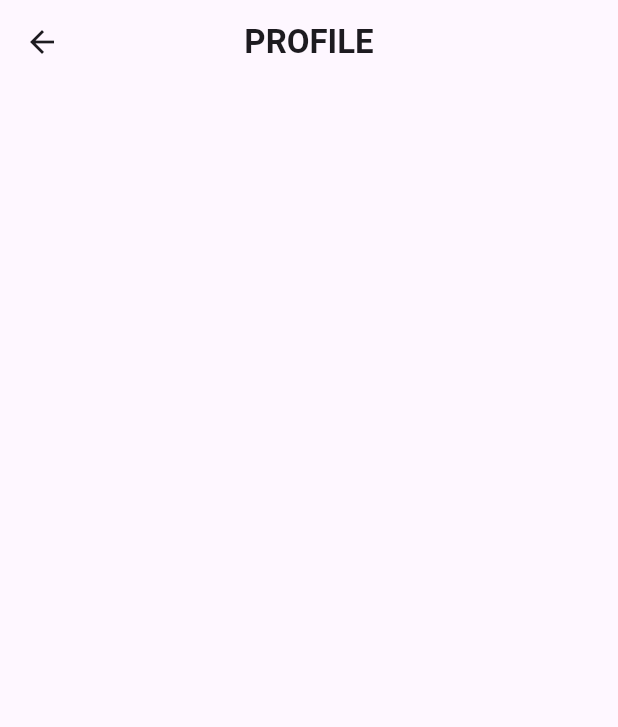
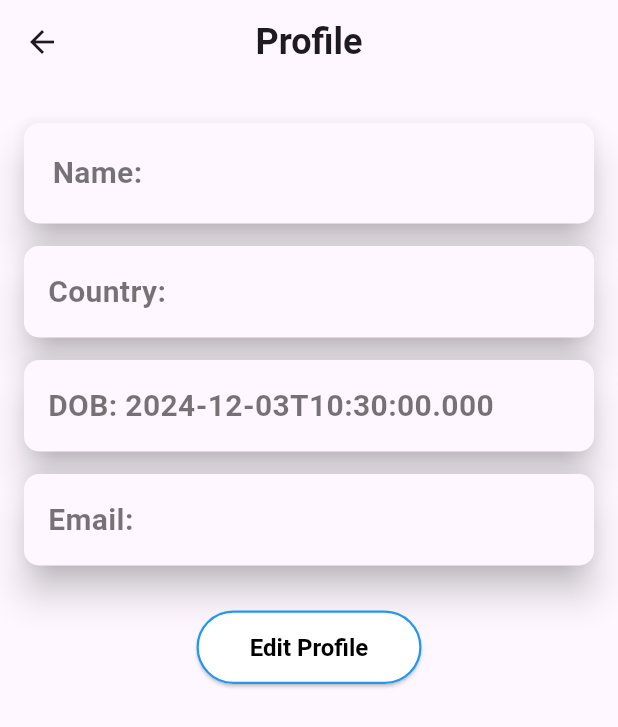
Before and after one commit to ashish32A/NewsHub-App, a Flutter app: the setting screen opened directly, after a tap on "Profile", on a phone screen of 412 x 824 dp. Shown: the top 727 px of the screen. Run offline on Flutter 3.47's test engine with Material 3 defaults, Android fonts, the phone set to English and light mode, and no system bars; our stand-ins replace cached_network_image, cloud_firestore, firebase_auth, firebase_core, fluttertoast, get and 1 more; accounts and stored records are empty.

Commit message:
"Updated NewsController API endpoint, refactored AboutUs and PrivacyPolicy pages to use Scaffold and AppBar, and modified setting page navigation."

```diff
--- a/lib/Controller/newsController.dart
+++ b/lib/Controller/newsController.dart
@@ -42,7 +42,7 @@ class Newscontroller extends GetxController {
   Future<void> getNewsForyou() async {
     isNewsForyouLoading.value = true;
     var baseUrl =
-        "https://newsapi.org/v2/everything?q=apple&from=2024-12-01&to=2024-12-02&sortBy=popularity&apiKey=77e1dcb3c1d04dc8b607128688e697a2";
+        "https://newsapi.org/v2/everything?q=apple&from=2024-12-02&to=2024-12-04&sortBy=popularity&apiKey=77e1dcb3c1d04dc8b607128688e697a2";
     try {
       var response = await http.get(Uri.parse(baseUrl));
       if (response.statusCode == 200) {
--- a/lib/Pages/bookmark/bookmark.dart
+++ b/lib/Pages/bookmark/bookmark.dart
@@ -12,7 +12,11 @@ class PersonalBookmarks extends StatelessWidget {
     return Scaffold(
       // Add a Scaffold here
       appBar: AppBar(
-        title: Text('My Bookmarks'),
+        centerTitle: true,
+        title: const Text(
+          'My Bookmarked',
+          style: TextStyle(fontSize: 24, fontWeight: FontWeight.bold),
+        ),
       ),
       body: StreamBuilder<List<Map<String, dynamic>>>(
         stream: _bookmarkController.getUserBookmarks(),
--- /dev/null
+++ b/lib/Pages/widgets/profilePage.dart
@@ -0,0 +1,229 @@
+import 'package:flutter/material.dart';
+import 'package:cloud_firestore/cloud_firestore.dart';
+import 'package:firebase_auth/firebase_auth.dart';
+
+class ProfilePage extends StatefulWidget {
+  @override
+  _ProfilePageState createState() => _ProfilePageState();
+}
+
+class _ProfilePageState extends State<ProfilePage> {
+  final FirebaseAuth _auth = FirebaseAuth.instance;
+  final FirebaseFirestore _firestore = FirebaseFirestore.instance;
+
+  late User? user;
+  Map<String, dynamic> userProfile = {};
+
+  @override
+  void initState() {
+    super.initState();
+    user = _auth.currentUser;
+    _loadUserProfile();
+  }
+
+  void _loadUserProfile() async {
+    if (user != null) {
+      final doc = await _firestore.collection('users').doc(user!.uid).get();
+      setState(() {
+        userProfile = doc.data() ?? {};
+      });
+    }
+  }
+
+  void _editProfile() async {
+    final TextEditingController nameController =
+        TextEditingController(text: userProfile['name']);
+    final TextEditingController countryController =
+        TextEditingController(text: userProfile['country']);
+    final TextEditingController dobController =
+        TextEditingController(text: userProfile['dob']);
+
+    await showDialog(
+      context: context,
+      builder: (context) {
+        return AlertDialog(
+          title: const Text("Edit Profile"),
+          content: Column(
+            mainAxisSize: MainAxisSize.min,
+            children: [
+              TextField(
+                controller: nameController,
+                decoration: const InputDecoration(labelText: "Name"),
+              ),
+              TextField(
+                controller: countryController,
+                decoration: const InputDecoration(labelText: "Country"),
+              ),
+              TextField(
+                controller: dobController,
+                decoration: const InputDecoration(
+                  labelText: "Date of Birth (YYYY-MM-DD)",
+                ),
+                onTap: () async {
+                  FocusScope.of(context)
+                      .requestFocus(FocusNode()); // Hide keyboard
+                  DateTime? pickedDate = await showDatePicker(
+                    context: context,
+                    initialDate: DateTime.parse(userProfile['dob']),
+                    firstDate: DateTime(1900),
+                    lastDate: DateTime.now(),
+                  );
+                  if (pickedDate != null) {
+                    dobController.text =
+                        "${pickedDate.year}-${pickedDate.month.toString().padLeft(2, '0')}-${pickedDate.day.toString().padLeft(2, '0')}";
+                  }
+                },
+              ),
+            ],
+          ),
+          actions: [
+            TextButton(
+              onPressed: () => Navigator.pop(context),
+              child: const Text("Cancel"),
+            ),
+            ElevatedButton(
+              onPressed: () async {
+                await _firestore.collection('users').doc(user!.uid).update({
+                  'name': nameController.text,
+                  'country': countryController.text,
+                  'dob': dobController.text,
+                });
+                setState(() {
+                  userProfile['name'] = nameController.text;
+                  userProfile['country'] = countryController.text;
+                  userProfile['dob'] = dobController.text;
+                });
+                ScaffoldMessenger.of(context).showSnackBar(
+                  const SnackBar(content: Text("Profile Updated")),
+                );
+                Navigator.pop(context);
+              },
+              child: const Text("Save"),
+            ),
+          ],
+        );
+      },
+    );
+  }
+
+  @override
+  Widget build(BuildContext context) {
+    return Scaffold(
+      appBar: AppBar(
+        centerTitle: true,
+        title: const Text(
+          'Profile',
+          style: TextStyle(fontSize: 24, fontWeight: FontWeight.bold),
+        ),
+      ),
+      body: SingleChildScrollView(
+        child: userProfile.isEmpty
+            ? const Center(child: CircularProgressIndicator())
+            : Padding(
+                padding: const EdgeInsets.all(16.0),
+                child: Column(
+                  crossAxisAlignment: CrossAxisAlignment.start,
+                  children: [
+                    const SizedBox(height: 10),
+                    Material(
+                      elevation: 10,
+                      borderRadius: BorderRadius.circular(10),
+                      child: Container(
+                          padding: const EdgeInsets.all(19),
+                          width: double.infinity,
+                          decoration: BoxDecoration(
+                            borderRadius: BorderRadius.circular(15),
+                          ),
+                          child: Text(
+                            "Name: ${userProfile['name'] ?? 'N/A'}",
+                            style: const TextStyle(
+                                color: Colors.black54,
+                                fontSize: 20,
+                                fontWeight: FontWeight.bold),
+                          )),
+                    ),
+                    const SizedBox(height: 15),
+                    Material(
+                        elevation: 10,
+                        borderRadius: BorderRadius.circular(10),
+                        child: Container(
+                            padding: const EdgeInsets.all(16),
+                            width: double.infinity,
+                            decoration: BoxDecoration(
+                              borderRadius: BorderRadius.circular(15),
+                            ),
+                            child: Text(
+                              "Country: ${userProfile['country'] ?? 'N/A'}",
+                              style: const TextStyle(
+                                  color: Colors.black54,
+                                  fontSize: 20,
+                                  fontWeight: FontWeight.bold),
+                            ))),
+                    const SizedBox(height: 15),
+                    Material(
+                        elevation: 10,
+                        borderRadius: BorderRadius.circular(10),
+                        child: Container(
+                            padding: const EdgeInsets.all(16),
+                            width: double.infinity,
+                            decoration: BoxDecoration(
+                              borderRadius: BorderRadius.circular(15),
+                            ),
+                            child: Text(
+                              "DOB: ${userProfile['dob'] ?? 'N/A'}",
+                              style: const TextStyle(
+                                  color: Colors.black54,
+                                  fontSize: 20,
+                                  fontWeight: FontWeight.bold),
+                            ))),
+                    const SizedBox(height: 15),
+                    Material(
+                        elevation: 10,
+                        borderRadius: BorderRadius.circular(10),
+                        child: Container(
+                            padding: const EdgeInsets.all(16),
+                            width: double.infinity,
+                            decoration: BoxDecoration(
+                              borderRadius: BorderRadius.circular(15),
+                            ),
+                            child: Text(
+                              "Email: ${user?.email ?? 'N/A'}",
+                              style: const TextStyle(
+                                  color: Colors.black54,
+                                  fontSize: 20,
+                                  fontWeight: FontWeight.bold),
+                            ))),
+                    const SizedBox(height: 30),
+                    Center(
+                      child: SizedBox(
+                        width: 150,
+                        child: ElevatedButton(
+                          onPressed: _editProfile,
+                          // ignore: sort_child_properties_last
+                          child: const Text(
+                            "Edit Profile",
+                            style: TextStyle(fontWeight: FontWeight.bold),
+                          ),
+                          style: ElevatedButton.styleFrom(
+                              backgroundColor: Colors.white,
+                              foregroundColor: Colors.black,
+                              padding:
+                                  const EdgeInsets.symmetric(vertical: 15.0),
+                              textStyle: const TextStyle(fontSize: 16.0),
+                              shape: RoundedRectangleBorder(
+                                borderRadius: BorderRadius.circular(50.0),
+                                side: const BorderSide(
+                                  color: Colors.blue,
+                                  width: 1.5,
+                                ),
+                              )),
+                        ),
+                      ),
+                    ),
+                  ],
+                ),
+              ),
+      ),
+    );
+  }
+}
```
Also changed, not shown: lib/Pages/setting.dart (+12 -12 lines), lib/Pages/widgets/AboutUs.dart (+10 -8 lines), lib/Pages/widgets/PrivacyPolicy.dart (+10 -8 lines).
